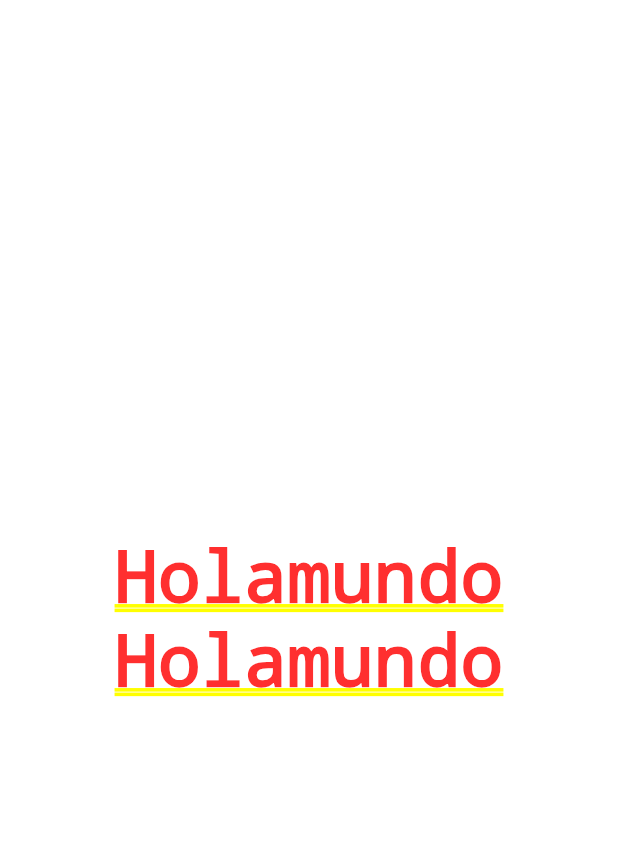
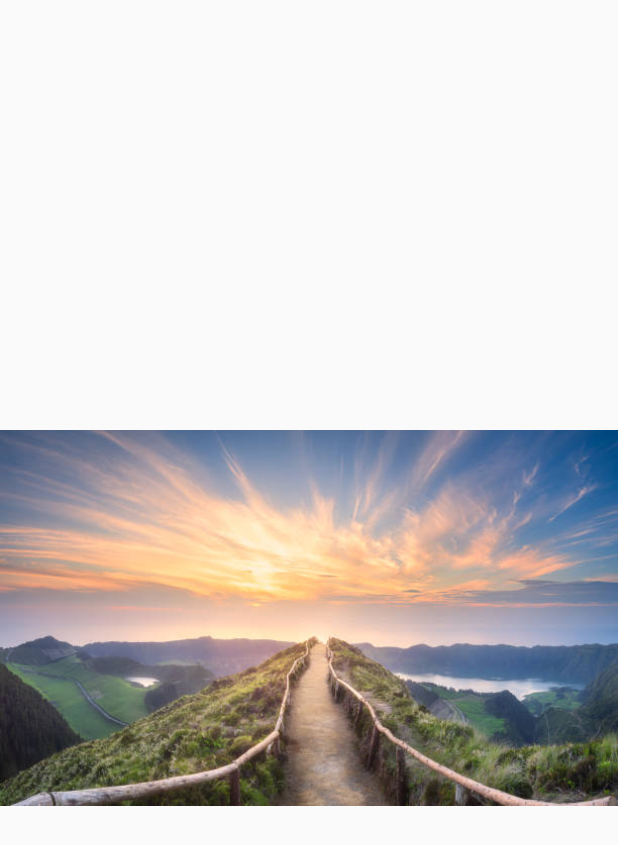
Before and after one commit to MTGCGuerrero/disenhosEnFlutter, a Flutter app: the screen it shows after launch, on a phone screen of 412 x 824 dp. Shown: the top 845 px of the screen. Run offline on Flutter 3.47's test engine with Material 2 defaults, Android fonts, the phone set to English and light mode, and no system bars.

Commit message:
basic design part 1

```diff
--- a/lib/main.dart
+++ b/lib/main.dart
@@ -1,4 +1,5 @@
 import 'package:flutter/material.dart';
+import 'package:flutter_designs/screens/basic_design.dart';
 
 void main() => runApp(const MyApp());
 
@@ -7,10 +8,13 @@ class MyApp extends StatelessWidget {
 
   @override
   Widget build(BuildContext context) {
-    return  const MaterialApp(
+    return   MaterialApp(
       debugShowCheckedModeBanner: false,
       title: 'Material App',
-      home: _TempHomeScreen(),
+      initialRoute: 'basic_design',
+      routes: {
+        'basic_design' :(_) => BasicDesignScreen(),
+      },
     );
   }
 }
--- /dev/null
+++ b/lib/screens/basic_design.dart
@@ -0,0 +1,14 @@
+import 'package:flutter/material.dart';
+
+class BasicDesignScreen extends StatelessWidget {
+  const BasicDesignScreen({Key? key}) : super(key: key);
+
+  @override
+  Widget build(BuildContext context) {
+    return const Scaffold(
+      body: Center(
+        child: Image(image: AssetImage('assets/landscape.jpg')),
+      ),
+    );
+  }
+}
--- a/pubspec.yaml
+++ b/pubspec.yaml
@@ -60,8 +60,8 @@ flutter:
   uses-material-design: true
 
   # To add assets to your application, add an assets section, like this:
-  # assets:
-  #   - images/a_dot_burr.jpeg
+  assets:
+    - assets/
   #   - images/a_dot_ham.jpeg
 
   # An image asset can refer to one or more resolution-specific "variants", see
```
Also changed, not shown: assets/landscape.jpg (added).
